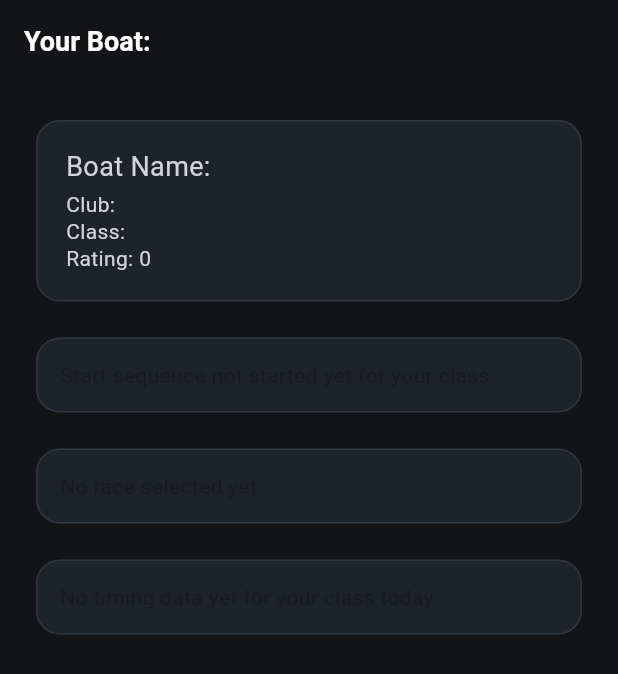
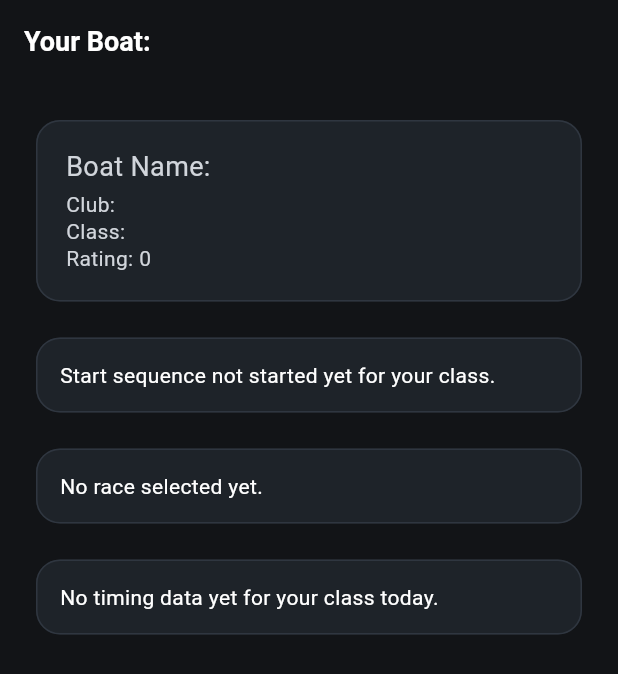
Before and after one commit to Sadhbhslattery/fyp, a Flutter app: the UserBoatPage screen opened directly with empty values, on a phone screen of 412 x 824 dp. Shown: the top 674 px of the screen. Run offline on Flutter 3.47's test engine with Material 3 defaults, Android fonts, the phone set to English and light mode, and no system bars; our stand-ins replace dio; network calls fail.

Commit message:
Update UI text color

```diff
--- a/app/regatta_app/lib/user_boat_page.dart
+++ b/app/regatta_app/lib/user_boat_page.dart
@@ -423,7 +423,7 @@ class _UserBoatPageState extends State<UserBoatPage> {
                           padding: const EdgeInsets.all(16),
                           child: Text(
                             courseError ?? "No race selected yet.",
-                            style: const TextStyle(color: AppTheme.surface2),
+                            style: const TextStyle(color: Colors.white),
                           ),
                         ),
                       )
@@ -460,7 +460,7 @@ class _UserBoatPageState extends State<UserBoatPage> {
           padding: const EdgeInsets.all(16),
           child: Text(
             startSequenceError ?? "Start sequence not started yet for your class.",
-            style: const TextStyle(color: AppTheme.surface2),
+            style: const TextStyle(color: Colors.white),
           ),
         ),
       );
@@ -608,7 +608,7 @@ class _UserBoatPageState extends State<UserBoatPage> {
           padding: const EdgeInsets.all(16),
           child: Text(
             resultsError ?? "No timing data yet for your class today.",
-            style: const TextStyle(color: AppTheme.surface2),
+            style: const TextStyle(color: Colors.white),
           ),
         ),
       );
--- a/app/regatta_app/pubspec.yaml
+++ b/app/regatta_app/pubspec.yaml
@@ -27,6 +27,3 @@ dev_dependencies:
 
 flutter:
   uses-material-design: true
-
-  assets:
-    - assets/flags/
```
Also changed, not shown: 8 other files.
